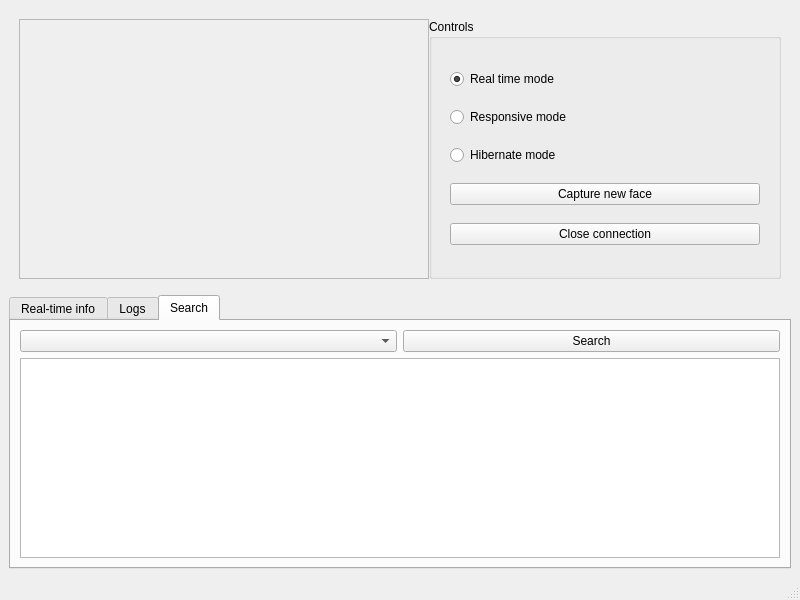
Before: the Qt Designer form UI/testDesign/mainwindow.ui in avinashmg/face-recognition, drawn with Qt 5.
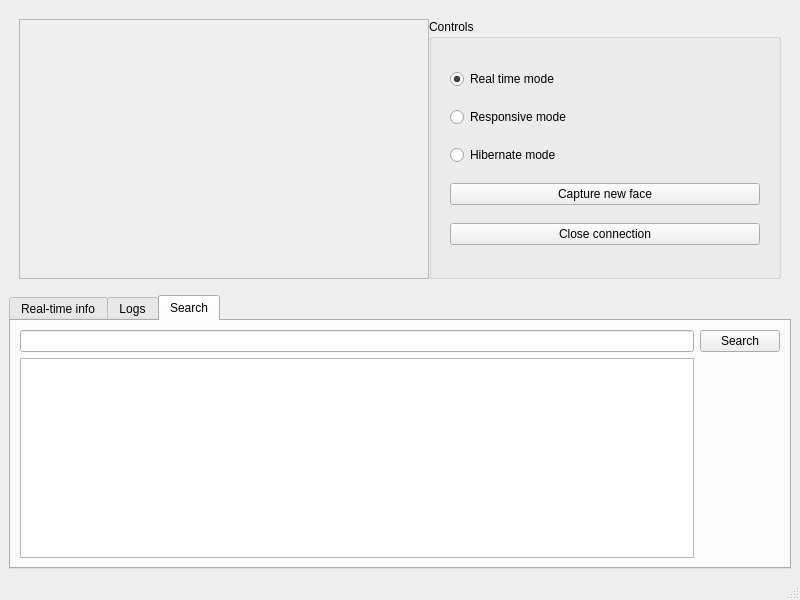
After: the same form once the commit is applied. The open tabs and pages were chosen to show the change.

The edit to the form file:
```diff
--- a/UI/testDesign/mainwindow.ui
+++ b/UI/testDesign/mainwindow.ui
@@ -250,18 +250,18 @@
         <string>Search</string>
        </attribute>
        <layout class="QGridLayout" name="gridLayout_4">
-        <item row="0" column="0">
-         <widget class="QComboBox" name="comboBox"/>
-        </item>
-        <item row="0" column="1">
+        <item row="1" column="1">
          <widget class="QPushButton" name="pushButton_9">
           <property name="text">
            <string>Search</string>
           </property>
          </widget>
         </item>
-        <item row="1" column="0" colspan="2">
-         <widget class="QTableView" name="tableView_2"/>
+        <item row="1" column="0">
+         <widget class="QLineEdit" name="lineEdit"/>
+        </item>
+        <item row="2" column="0">
+         <widget class="QListWidget" name="listWidget"/>
         </item>
        </layout>
       </widget>
```
Left out of the diff: 4 changed lines with no effect on the pictures.
